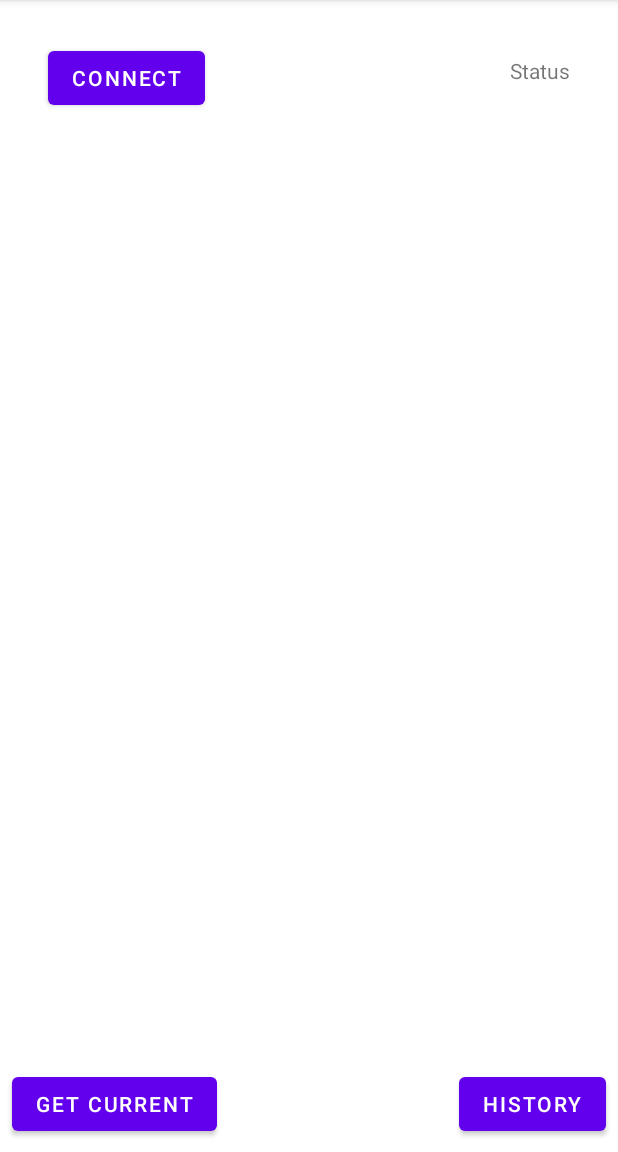
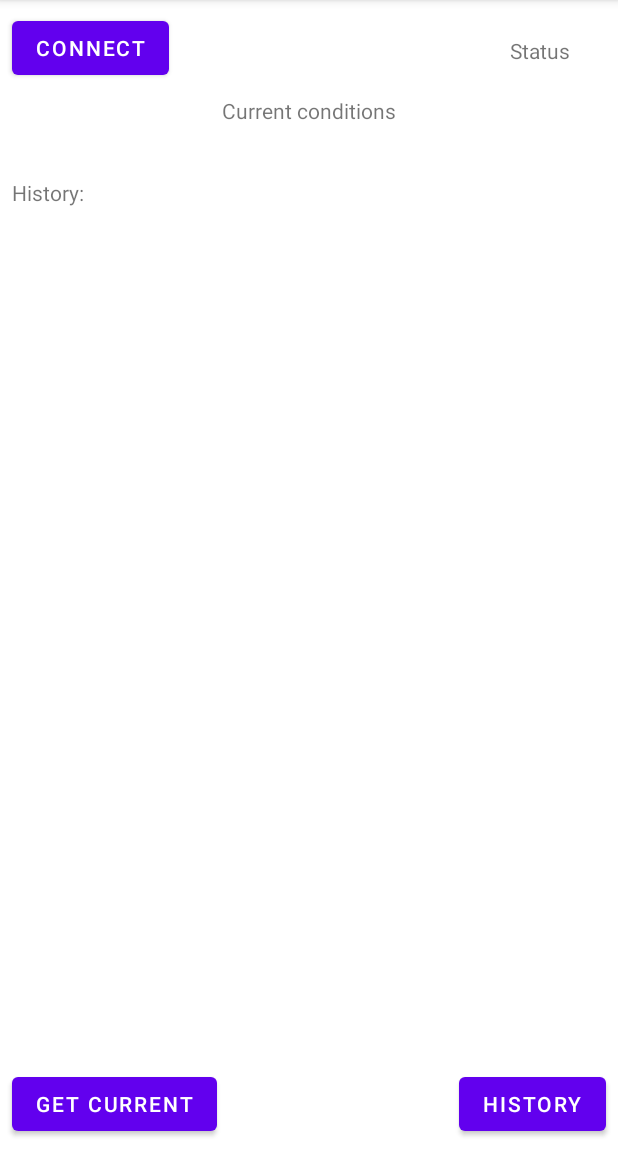
Before and after one commit to krzpch/Weather-Station, an Android app: the screen it shows after launch (MainActivity), on a phone screen of 412 x 824 dp, the part 84-1236 px from its top. Run offline under Robolectric (Android 15) with nearby library versions, the phone set to English and light mode, and no system bars.

Commit message:
Update activity_main.xml

```diff
--- a/Android_Code/Bt_test_4/app/src/main/res/layout/activity_main.xml
+++ b/Android_Code/Bt_test_4/app/src/main/res/layout/activity_main.xml
@@ -11,12 +11,10 @@
         android:id="@+id/connect"
         android:layout_width="0dp"
         android:layout_height="wrap_content"
-        android:layout_marginStart="32dp"
-        android:layout_marginLeft="32dp"
-        android:layout_marginTop="16dp"
-        android:layout_marginBottom="64dp"
+        android:layout_marginStart="8dp"
+        android:layout_marginLeft="8dp"
+        android:layout_marginTop="8dp"
         android:text="connect"
-        app:layout_constraintBottom_toTopOf="@+id/listView"
         app:layout_constraintStart_toStartOf="parent"
         app:layout_constraintTop_toTopOf="parent" />
 
@@ -24,12 +22,10 @@
         android:id="@+id/status"
         android:layout_width="wrap_content"
         android:layout_height="wrap_content"
-        android:layout_marginTop="32dp"
+        android:layout_marginTop="24dp"
         android:layout_marginEnd="32dp"
         android:layout_marginRight="32dp"
-        android:layout_marginBottom="90dp"
         android:text="Status"
-        app:layout_constraintBottom_toTopOf="@+id/listView"
         app:layout_constraintEnd_toEndOf="parent"
         app:layout_constraintTop_toTopOf="parent" />
 
@@ -48,22 +44,22 @@
         android:id="@+id/listView"
         android:layout_width="0dp"
         android:layout_height="0dp"
-        android:layout_marginTop="32dp"
-        android:layout_marginBottom="8dp"
+        android:layout_marginBottom="16dp"
         app:layout_constraintBottom_toTopOf="@+id/history"
         app:layout_constraintEnd_toEndOf="parent"
         app:layout_constraintHorizontal_bias="1.0"
         app:layout_constraintStart_toStartOf="parent"
-        app:layout_constraintTop_toBottomOf="@+id/current" />
+        app:layout_constraintTop_toBottomOf="@+id/textView" />
 
     <TextView
         android:id="@+id/current"
         android:layout_width="wrap_content"
         android:layout_height="wrap_content"
-        android:layout_marginTop="100dp"
+        android:layout_marginTop="8dp"
         app:layout_constraintEnd_toEndOf="parent"
+        app:layout_constraintHorizontal_bias="0.498"
         app:layout_constraintStart_toStartOf="parent"
-        app:layout_constraintTop_toTopOf="parent" />
+        app:layout_constraintTop_toBottomOf="@+id/textView2" />
 
     <Button
         android:id="@+id/getCurrent"
@@ -76,5 +72,26 @@
         app:layout_constraintBottom_toBottomOf="parent"
         app:layout_constraintStart_toStartOf="parent" />
 
+    <TextView
+        android:id="@+id/textView"
+        android:layout_width="wrap_content"
+        android:layout_height="wrap_content"
+        android:layout_marginStart="8dp"
+        android:layout_marginLeft="8dp"
+        android:layout_marginTop="8dp"
+        android:text="History:"
+        app:layout_constraintStart_toStartOf="parent"
+        app:layout_constraintTop_toBottomOf="@+id/current" />
+
+    <TextView
+        android:id="@+id/textView2"
+        android:layout_width="wrap_content"
+        android:layout_height="wrap_content"
+        android:layout_marginTop="64dp"
+        android:text="Current conditions"
+        app:layout_constraintEnd_toEndOf="parent"
+        app:layout_constraintStart_toStartOf="parent"
+        app:layout_constraintTop_toTopOf="parent" />
+
 
 </androidx.constraintlayout.widget.ConstraintLayout>
```
